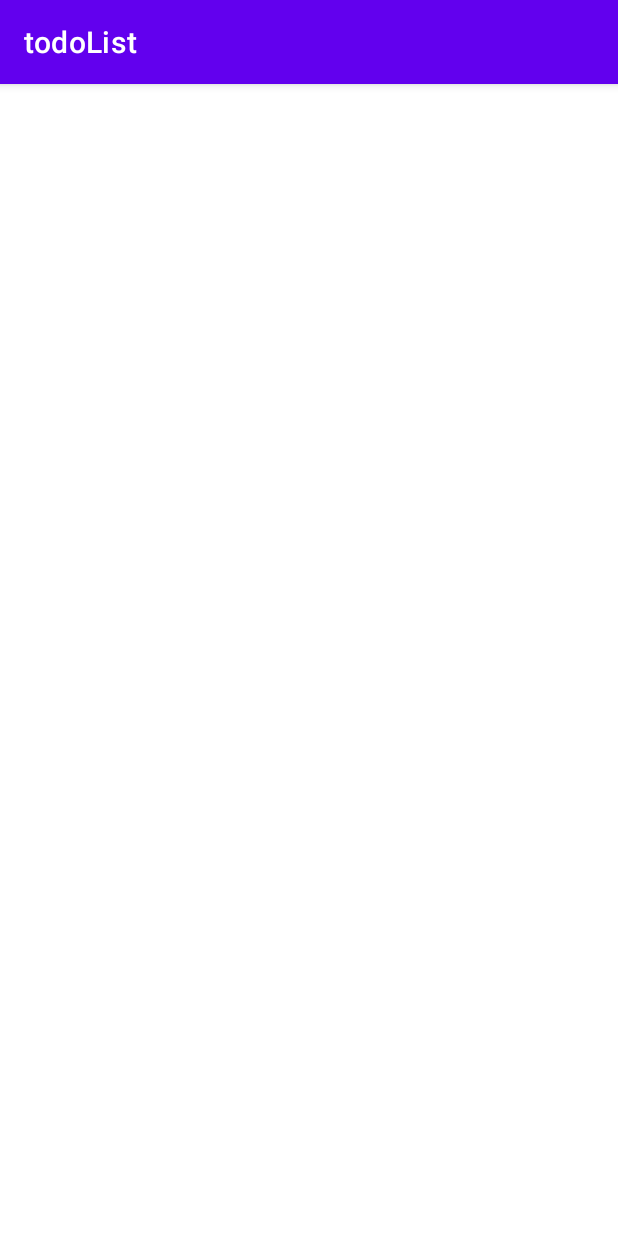
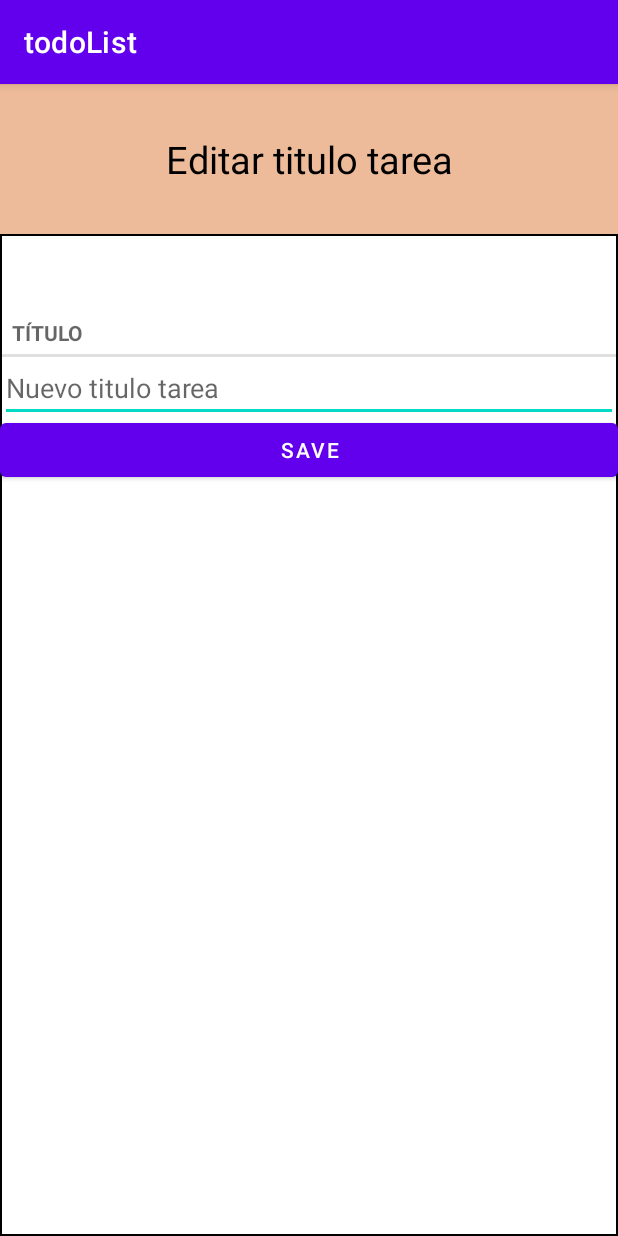
Before and after one commit to reivax26/todoList, an Android app: the EditarTarea screen opened directly, with no data from a screen before it, on a phone screen of 412 x 824 dp. Run offline under Robolectric (Android 15) with nearby library versions, the phone set to English and light mode, and no system bars; 1 statement that could not run was skipped.

Commit message:
activity editar tarea , falta editar pasar uuid correctamente para editar tarea

```diff
--- a/app/src/main/java/com/xavier/pouyadoux/prog1/todolist/EditarTarea.java
+++ b/app/src/main/java/com/xavier/pouyadoux/prog1/todolist/EditarTarea.java
@@ -1,15 +1,51 @@
 package com.xavier.pouyadoux.prog1.todolist;
 
+import android.content.Intent;
 import android.os.Bundle;
+import android.view.View;
+import android.widget.Button;
+import android.widget.EditText;
 
 import androidx.appcompat.app.AppCompatActivity;
 
 public class EditarTarea extends AppCompatActivity {
+    Bundle UUIDTareaModificar;
+    int uuid;
+
 
     @Override
     protected void onCreate(Bundle savedInstanceState) {
         super.onCreate(savedInstanceState);
         setContentView(R.layout.edit_tarea);
 
+        System.out.println("ok");
+
+        UUIDTareaModificar = getIntent().getExtras();
+        System.out.println("f");
+        uuid = UUIDTareaModificar.getInt("UUIDTarea");
+        System.out.println("g");
+
+        Button mButtonSavechanges = (Button) findViewById(R.id.button_save_Changes);
+        mButtonSavechanges.setOnClickListener(new View.OnClickListener() {
+            @Override
+            public void onClick(View view) {
+
+
+
+                EditText text = (EditText)findViewById(R.id.Edit_titulo);
+                String value = text.getText().toString();
+
+                TareaLab tareaLab = TareaLab.get();
+                tareaLab.getTarea().get(uuid).setTitle(value);
+
+                VolverMainActivity();
+                // canviar fragment
+            }
+        });
+    }
+
+    public void VolverMainActivity() {
+        Intent intent = new Intent(this, MainActivity.class);
+        startActivity(intent);
     }
 }
--- a/app/src/main/java/com/xavier/pouyadoux/prog1/todolist/ListFragment.java
+++ b/app/src/main/java/com/xavier/pouyadoux/prog1/todolist/ListFragment.java
@@ -3,8 +3,6 @@ package com.xavier.pouyadoux.prog1.todolist;
 import android.content.Context;
 import android.content.Intent;
 import android.os.Bundle;
-import android.text.Editable;
-import android.text.TextWatcher;
 import android.view.LayoutInflater;
 import android.view.View;
 import android.view.ViewGroup;
@@ -13,8 +11,6 @@ import android.widget.EditText;
 
 import androidx.annotation.NonNull;
 import androidx.fragment.app.Fragment;
-
-import java.util.List;
 
 public class ListFragment extends Fragment {
 
@@ -34,7 +30,7 @@ public class ListFragment extends Fragment {
         /**
          * Volver al main Activity
          */
-        Button mButtonAddTarea = (Button) v.findViewById(R.id.button);
+        Button mButtonAddTarea = (Button) v.findViewById(R.id.button_add);
         mButtonAddTarea.setOnClickListener(new View.OnClickListener() {
             @Override
             public void onClick(View view) {
--- a/app/src/main/java/com/xavier/pouyadoux/prog1/todolist/MainActivity.java
+++ b/app/src/main/java/com/xavier/pouyadoux/prog1/todolist/MainActivity.java
@@ -17,6 +17,7 @@ import android.widget.Button;
 import android.widget.TextView;
 
 import java.util.List;
+import java.util.UUID;
 
 public class MainActivity extends AppCompatActivity {
 
@@ -131,7 +132,7 @@ public class MainActivity extends AppCompatActivity {
             itemView.findViewById(R.id.Tarea_titulo).setOnClickListener(new View.OnClickListener() {
                 @Override
                 public void onClick(View view) {
-                   MoreInfoAsignatura();
+                   EditarTituloTarea(mTarea.getId());
 
                 }
             });
@@ -150,8 +151,11 @@ public class MainActivity extends AppCompatActivity {
 
         }
     }
-    public void MoreInfoAsignatura(){
+    public void EditarTituloTarea(UUID id){
         Intent intent = new Intent(this , EditarTarea.class);
+
+
+        intent.putExtra("UUIDTarea",id.toString());
         startActivity(intent);
     }
 
--- a/app/src/main/java/com/xavier/pouyadoux/prog1/todolist/TareaLab.java
+++ b/app/src/main/java/com/xavier/pouyadoux/prog1/todolist/TareaLab.java
@@ -4,6 +4,7 @@ import android.content.Context;
 
 import java.util.ArrayList;
 import java.util.List;
+import java.util.UUID;
 
 public class TareaLab {
     private static TareaLab sTareaLab;
@@ -36,4 +37,8 @@ public class TareaLab {
     public List<Tarea> getTarea() {
         return mTareas;
     }
+
+//    public List<Tarea> getTareaUUID(UUID uuid){
+//        return mTareas.
+//    }
 }
--- a/app/src/main/res/layout/edit_tarea.xml
+++ b/app/src/main/res/layout/edit_tarea.xml
@@ -1,18 +1,52 @@
 <?xml version="1.0" encoding="utf-8"?>
-<androidx.constraintlayout.widget.ConstraintLayout xmlns:android="http://schemas.android.com/apk/res/android"
+<LinearLayout xmlns:android="http://schemas.android.com/apk/res/android"
     xmlns:app="http://schemas.android.com/apk/res-auto"
     xmlns:tools="http://schemas.android.com/tools"
     android:layout_width="match_parent"
-    android:layout_height="match_parent">
+    android:layout_height="match_parent"
+    android:orientation="vertical">
 
-    <ImageView
-        android:id="@+id/imageView"
-        android:layout_width="wrap_content"
-        android:layout_height="wrap_content"
-        tools:layout_editor_absoluteX="172dp"
-        tools:layout_editor_absoluteY="136dp"
-        tools:srcCompat="@tools:sample/avatars"
-        tools:ignore="MissingConstraints"
-        android:contentDescription="TODO" />
 
-</androidx.constraintlayout.widget.ConstraintLayout>
+    <FrameLayout
+        android:layout_width="match_parent"
+        android:layout_height="0dp"
+        android:layout_weight="0.15"
+        android:background="@drawable/border"
+        android:backgroundTint="#EDBB99">
+
+        <TextView
+            android:text="@string/editar_titulo_tarea"
+            style="@style/titulo_edit" />
+
+
+    </FrameLayout>
+
+    <FrameLayout
+        android:layout_width="match_parent"
+        android:layout_height="0dp"
+        android:layout_weight="1"
+        android:background="@drawable/border">
+
+        <TextView
+            style="?android:listSeparatorTextViewStyle"
+            android:layout_width="match_parent"
+            android:layout_height="wrap_content"
+            android:text="@string/t_tulo"
+            android:layout_marginTop="50dp"/>
+
+        <EditText
+            android:id="@+id/Edit_titulo"
+            android:layout_width="match_parent"
+            android:layout_height="wrap_content"
+            android:hint="@string/nuevo_titulo_tarea"
+            android:layout_marginTop="80dp"/>
+
+        <Button
+            android:id="@+id/button_save_Changes"
+            android:layout_width="match_parent"
+            android:layout_height="wrap_content"
+            android:text="@string/save"
+            android:layout_marginTop="120dp"/>
+
+    </FrameLayout>
+</LinearLayout>
--- a/app/src/main/res/layout/tarea_fragment.xml
+++ b/app/src/main/res/layout/tarea_fragment.xml
@@ -18,7 +18,7 @@
         android:hint="@string/pon_titulo_tarea" />
 
     <Button
-        android:id="@+id/button"
+        android:id="@+id/button_add"
         android:layout_width="match_parent"
         android:layout_height="wrap_content"
         android:text="@string/add" />
--- a/app/src/main/res/values/strings.xml
+++ b/app/src/main/res/values/strings.xml
@@ -6,5 +6,8 @@
     <string name="pon_titulo_tarea">Pon un título a tu tarea.</string>
     <string name="t_tulo">Título</string>
     <string name="add">Add</string>
+    <string name="editar_titulo_tarea">Editar titulo tarea</string>
+    <string name="nuevo_titulo_tarea">Nuevo titulo tarea</string>
+    <string name="save">Save</string>
 
 </resources>
--- a/app/src/main/res/values/styles.xml
+++ b/app/src/main/res/values/styles.xml
@@ -18,5 +18,14 @@
         <item name="android:drawableBottom">@drawable/ic_baseline_add_24</item>
     </style>
 
+    <style name="titulo_edit">
+        <item name="android:layout_width">match_parent</item>
+        <item name="android:layout_height">match_parent</item>
+        <item name="android:textSize">25dp</item>
+        <item name="android:textColor">@color/black</item>
+        <item name="android:textAlignment">center</item>
+        <item name="android:gravity">center</item>
+    </style>
+
 
 </resources>
```
